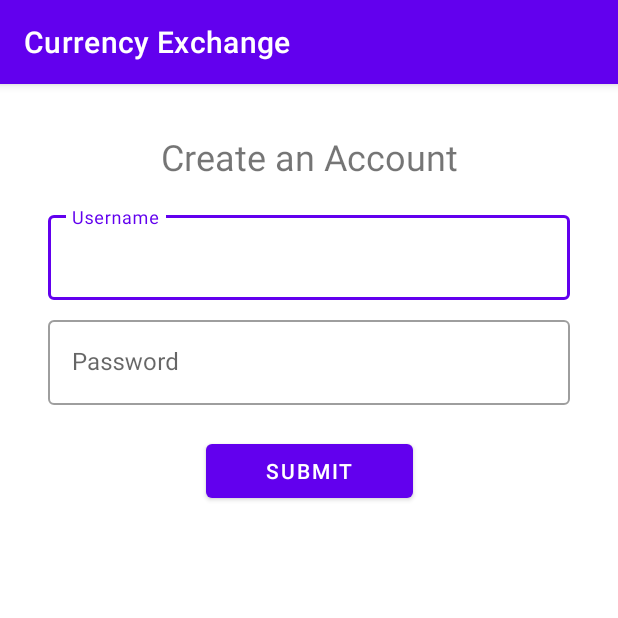
After one commit to channoun/ExchangeRate, an Android app: the RegistrationActivity screen opened directly, with no data from a screen before it, on a phone screen of 412 x 824 dp, the top half of it. The commit adds this screen. Run offline under Robolectric (Android 15) with nearby library versions, the phone set to English and light mode, and no system bars.

Commit message:
Added user creation and authentication

```diff
--- /dev/null
+++ b/android/app/src/main/java/com/charbelhannoun/currencyexchange/RegistrationActivity.kt
@@ -0,0 +1,78 @@
+package com.charbelhannoun.currencyexchange
+
+import android.content.Intent
+import androidx.appcompat.app.AppCompatActivity
+import android.os.Bundle
+import android.view.View
+import android.widget.Button
+import com.charbelhannoun.currencyexchange.api.Authentication
+import com.charbelhannoun.currencyexchange.api.ExchangeService
+import com.charbelhannoun.currencyexchange.api.model.Token
+import com.charbelhannoun.currencyexchange.api.model.User
+import com.google.android.material.snackbar.Snackbar
+import com.google.android.material.textfield.TextInputLayout
+import retrofit2.Call
+import retrofit2.Callback
+import retrofit2.Response
+class RegistrationActivity : AppCompatActivity() {
+
+    private var usernameEditText: TextInputLayout? = null
+    private var passwordEditText: TextInputLayout? = null
+    private var submitButton: Button? = null
+    override fun onCreate(savedInstanceState: Bundle?) {
+        super.onCreate(savedInstanceState)
+        setContentView(R.layout.activity_registration)
+        usernameEditText = findViewById(R.id.txtInptUsername)
+        passwordEditText = findViewById(R.id.txtInptPassword)
+        submitButton = findViewById(R.id.btnSubmit)
+        submitButton?.setOnClickListener { view ->
+            createUser()
+        }
+    }
+
+    private fun createUser() {
+        val user = User()
+        user.username = usernameEditText?.editText?.text.toString()
+        user.password = passwordEditText?.editText?.text.toString()
+        ExchangeService.exchangeApi().addUser(user).enqueue(object :
+            Callback<User> {
+            override fun onFailure(call: Call<User>, t: Throwable) {
+                Snackbar.make(
+                    submitButton as View,
+                    "Could not create account.",
+                    Snackbar.LENGTH_LONG
+                )
+                    .show()
+            }
+            override fun onResponse(call: Call<User>, response:
+            Response<User>) {
+                ExchangeService.exchangeApi().authenticate(user).enqueue(object :
+                    Callback<Token> {
+                    override fun onFailure(call: Call<Token>, t:
+                    Throwable) {
+                        return
+                    }
+                    override fun onResponse(call: Call<Token>, response:
+                    Response<Token>) {
+                        Snackbar.make(
+                            submitButton as View,
+                            "Account Created.",
+                            Snackbar.LENGTH_LONG
+                        )
+                            .show()
+                        response.body()?.token?.let {
+
+                            Authentication.saveToken(it) }
+                        onCompleted()
+                    }
+                })
+            }
+        })
+    }
+    private fun onCompleted() {
+        val intent = Intent(this, MainActivity::class.java)
+        intent.flags = Intent.FLAG_ACTIVITY_CLEAR_TOP
+        startActivity(intent)
+    }
+
+}
--- a/android/app/src/main/java/com/charbelhannoun/currencyexchange/api/retrofit.kt
+++ b/android/app/src/main/java/com/charbelhannoun/currencyexchange/api/retrofit.kt
@@ -1,7 +1,9 @@
 package com.charbelhannoun.currencyexchange.api
 
 import com.charbelhannoun.currencyexchange.api.model.ExchangeRates
+import com.charbelhannoun.currencyexchange.api.model.Token
 import com.charbelhannoun.currencyexchange.api.model.Transaction
+import com.charbelhannoun.currencyexchange.api.model.User
 import retrofit2.Call
 import retrofit2.Retrofit
 import retrofit2.converter.gson.GsonConverterFactory
@@ -25,5 +27,9 @@ object ExchangeService {
         fun getExchangeRates(): Call<ExchangeRates>
         @POST("/transaction")
         fun addTransaction(@Body transaction: Transaction): Call<Any>
+        @POST("/user")
+        fun addUser(@Body user: User): Call<User>
+        @POST("/authentication")
+        fun authenticate(@Body user: User): Call<Token>
     }
 }
--- /dev/null
+++ b/android/app/src/main/res/layout/activity_registration.xml
@@ -0,0 +1,62 @@
+<?xml version="1.0" encoding="utf-8"?>
+<androidx.constraintlayout.widget.ConstraintLayout
+    xmlns:android="http://schemas.android.com/apk/res/android"
+    xmlns:app="http://schemas.android.com/apk/res-auto"
+    xmlns:tools="http://schemas.android.com/tools"
+    android:layout_width="match_parent"
+    android:layout_height="match_parent"
+    android:padding="32dp"
+    tools:context=".RegistrationActivity">
+    <TextView
+        android:layout_width="wrap_content"
+        android:layout_height="wrap_content"
+        android:text="Create an Account"
+        android:textSize="24sp"
+        android:textAlignment="center"
+        app:layout_constraintTop_toTopOf="parent"
+        app:layout_constraintStart_toStartOf="parent"
+        app:layout_constraintEnd_toEndOf="parent"/>
+    <com.google.android.material.textfield.TextInputLayout
+        android:id="@+id/txtInptUsername"
+        style="@style/Widget.MaterialComponents.TextInputLayout.OutlinedBox"
+        android:layout_marginTop="50dp"
+        android:layout_width="match_parent"
+        android:layout_height="wrap_content"
+        android:hint="Username"
+        app:layout_constraintEnd_toEndOf="parent"
+        app:layout_constraintStart_toStartOf="parent"
+        app:layout_constraintTop_toTopOf="parent">
+        <com.google.android.material.textfield.TextInputEditText
+            android:layout_width="match_parent"
+            android:layout_height="match_parent"
+            android:inputType="text"
+            android:singleLine="true" />
+    </com.google.android.material.textfield.TextInputLayout>
+
+    <com.google.android.material.textfield.TextInputLayout
+        android:id="@+id/txtInptPassword"
+        style="@style/Widget.MaterialComponents.TextInputLayout.OutlinedBox"
+        android:layout_width="match_parent"
+        android:layout_height="wrap_content"
+        android:layout_marginTop="8dp"
+        android:hint="Password"
+        app:layout_constraintEnd_toEndOf="parent"
+        app:layout_constraintStart_toStartOf="parent"
+        app:layout_constraintTop_toBottomOf="@id/txtInptUsername">
+        <com.google.android.material.textfield.TextInputEditText
+            android:layout_width="match_parent"
+            android:layout_height="match_parent"
+            android:inputType="textPassword"
+            android:singleLine="true" />
+    </com.google.android.material.textfield.TextInputLayout>
+    <Button
+        android:id="@+id/btnSubmit"
+        android:layout_marginTop="20dp"
+        app:layout_constraintTop_toBottomOf="@id/txtInptPassword"
+        app:layout_constraintStart_toStartOf="parent"
+        app:layout_constraintEnd_toEndOf="parent"
+        android:text="Submit"
+        android:paddingHorizontal="40dp"
+        android:layout_width="wrap_content"
+        android:layout_height="wrap_content" />
+</androidx.constraintlayout.widget.ConstraintLayout>
```
Also changed, not shown: android/app/src/main/AndroidManifest.xml (+6 -3 lines), android/app/src/main/java/com/charbelhannoun/currencyexchange/LoginActivity.kt (added, +68 -0 lines), android/app/src/main/java/com/charbelhannoun/currencyexchange/MainActivity.kt (+33 -0 lines), android/app/src/main/java/com/charbelhannoun/currencyexchange/api/Authentication.kt (added, +26 -0 lines), android/app/src/main/java/com/charbelhannoun/currencyexchange/api/model/Token.kt (added, +8 -0 lines), android/app/src/main/java/com/charbelhannoun/currencyexchange/api/model/User.kt (added, +11 -0 lines), android/app/src/main/res/layout/activity_login.xml (added, +62 -0 lines), android/app/src/main/res/menu/menu_logged_in.xml (added, +8 -0 lines), android/app/src/main/res/menu/menu_logged_out.xml (added, +12 -0 lines).
